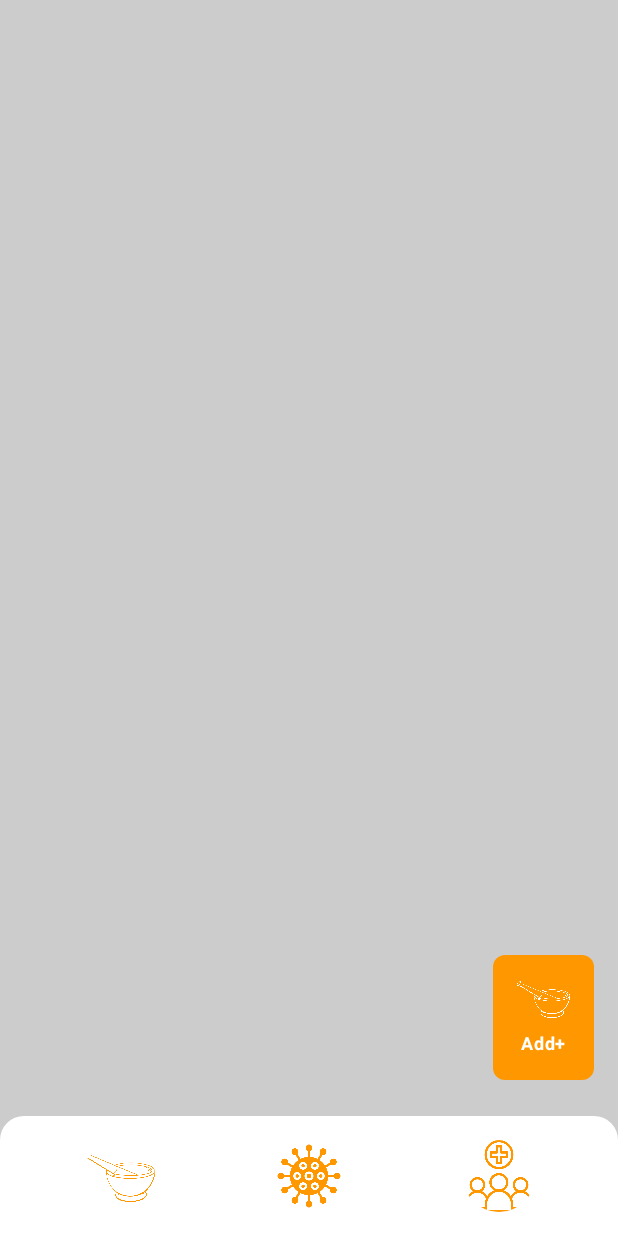
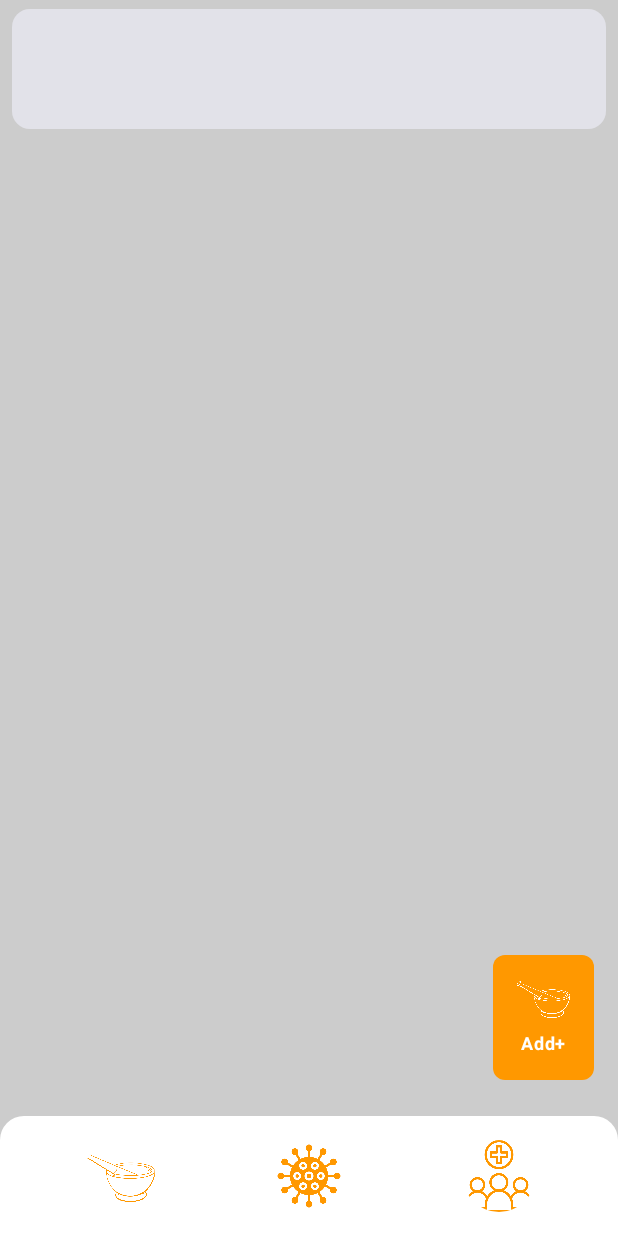
Before and after one commit to jaymaurya1256/Aushadhi, an Android app built with Jetpack Compose: the AddRecord screen opened through its navigation route, after a tap on "Save", on a phone screen of 412 x 824 dp. Run offline under Robolectric (Android 15) with nearby library versions, the phone set to English and light mode, and no system bars; our stand-ins replace Dagger/Hilt's generated code, Room's generated code.

Commit message:
Fetch data from room db and show it in Aushadhi Screen.

```diff
--- a/app/src/main/java/dev/vedics/aushadhi/AushadhiViewModel.kt
+++ /dev/null
@@ -1,6 +0,0 @@
-package dev.vedics.aushadhi
-
-import androidx.lifecycle.ViewModel
-
-class AushadhiViewModel : ViewModel() {
-}
--- a/app/src/main/java/dev/vedics/aushadhi/database/dao/AushadhiDao.kt
+++ b/app/src/main/java/dev/vedics/aushadhi/database/dao/AushadhiDao.kt
@@ -7,6 +7,7 @@ import androidx.room.OnConflictStrategy
 import androidx.room.Query
 import androidx.room.Update
 import dev.vedics.aushadhi.database.entity.Aushadhi
+import kotlinx.coroutines.flow.Flow
 
 @Dao
 interface AushadhiDao {
@@ -20,5 +21,5 @@ interface AushadhiDao {
     suspend fun update(aushadhi: Aushadhi)
 
     @Query("SELECT * FROM aushadhi")
-    suspend fun getAll(): List<Aushadhi>
+    fun getAll(): Flow<List<Aushadhi>>
 }
--- a/app/src/main/java/dev/vedics/aushadhi/ui/components/NavGraph.kt
+++ b/app/src/main/java/dev/vedics/aushadhi/ui/components/NavGraph.kt
@@ -1,12 +1,11 @@
 package dev.vedics.aushadhi.ui.components
 
-import AddRecord
 import androidx.compose.runtime.Composable
 import androidx.compose.ui.unit.dp
 import androidx.navigation.compose.NavHost
 import androidx.navigation.compose.composable
 import androidx.navigation.compose.rememberNavController
-import dev.vedics.aushadhi.database.entity.Aushadhi
+import dev.vedics.aushadhi.ui.screens.add.AddRecord
 import dev.vedics.aushadhi.ui.screens.aushadhi.AushadhiScreen
 import dev.vedics.aushadhi.ui.screens.disease.DiseaseScreen
 import dev.vedics.aushadhi.ui.screens.patient.PatientScreen
--- a/app/src/main/java/dev/vedics/aushadhi/ui/screens/add/AddRecordViewModel.kt
+++ b/app/src/main/java/dev/vedics/aushadhi/ui/screens/add/AddRecordViewModel.kt
@@ -7,12 +7,8 @@ import dev.vedics.aushadhi.database.entity.Aushadhi
 import javax.inject.Inject
 
 @HiltViewModel
-class AddRecordViewModel @Inject constructor(private val db: AushadhiDao): ViewModel() {
+class AddRecordViewModel @Inject constructor(private val aushadhiDao: AushadhiDao): ViewModel() {
     suspend fun saveRecords(aushadhiName: String, description: String) {
-        db.insert(Aushadhi(name = aushadhiName, description = description))
-    }
-
-    suspend fun getAll(): List<Aushadhi> {
-        return db.getAll()
+        aushadhiDao.insert(Aushadhi(name = aushadhiName, description = description))
     }
 }
--- a/app/src/main/java/dev/vedics/aushadhi/ui/screens/aushadhi/Aushadhi.kt
+++ b/app/src/main/java/dev/vedics/aushadhi/ui/screens/aushadhi/Aushadhi.kt
@@ -2,6 +2,7 @@ package dev.vedics.aushadhi.ui.screens.aushadhi
 
 import androidx.compose.foundation.background
 import androidx.compose.foundation.layout.Box
+import androidx.compose.foundation.layout.Column
 import androidx.compose.foundation.layout.PaddingValues
 import androidx.compose.foundation.layout.WindowInsets
 import androidx.compose.foundation.layout.fillMaxSize
@@ -15,6 +16,7 @@ import androidx.compose.material3.Card
 import androidx.compose.material3.MaterialTheme
 import androidx.compose.material3.Text
 import androidx.compose.runtime.Composable
+import androidx.compose.runtime.LaunchedEffect
 import androidx.compose.runtime.getValue
 import androidx.compose.runtime.mutableIntStateOf
 import androidx.compose.runtime.mutableStateOf
@@ -25,9 +27,13 @@ import androidx.compose.ui.Modifier
 import androidx.compose.ui.graphics.Color
 import androidx.compose.ui.layout.onGloballyPositioned
 import androidx.compose.ui.platform.LocalDensity
+import androidx.compose.ui.text.font.FontFamily
+import androidx.compose.ui.text.font.FontStyle
+import androidx.compose.ui.text.font.FontWeight
 import androidx.compose.ui.tooling.preview.Preview
 import androidx.compose.ui.unit.Dp
 import androidx.compose.ui.unit.dp
+import androidx.compose.ui.unit.sp
 import androidx.hilt.navigation.compose.hiltViewModel
 import androidx.navigation.NavController
 import androidx.navigation.compose.rememberNavController
@@ -43,11 +49,21 @@ private const val TAG = "Aushadhi"
 @Composable
 fun AushadhiScreen(
     navController: NavController,
-    viewModel: AddRecordViewModel = hiltViewModel()
+    viewModel: AushadhiViewModel = hiltViewModel()
 ) {
 
     var bottomNavHeight by remember { mutableIntStateOf(0) }
-    val items = 0
+    var items by remember { mutableIntStateOf(0) }
+    var aushadhiList by remember {
+        mutableStateOf(listOf(Aushadhi(0, "", "")))
+    }
+
+    LaunchedEffect(key1 = items) {
+        viewModel.listOfAushadhi.collect {
+            aushadhiList = it
+            items = it.size
+        }
+    }
     with(LocalDensity.current) {
         Box(
             modifier = Modifier.fillMaxSize()
@@ -62,7 +78,7 @@ fun AushadhiScreen(
                 )
             ) {
                 items(items) { item ->
-                    Item("")
+                    Item(aushadhiList[item].name, aushadhiList[item].description)
                 }
             }
 
@@ -86,19 +102,34 @@ fun AushadhiScreen(
 }
 
 @Composable
-private fun Item(title: String) {
+private fun Item(title: String, description: String) {
     Card(
         modifier = Modifier
-            .padding(8.dp)
+            .padding(top = 6.dp, start = 8.dp, end = 8.dp)
             .fillMaxWidth()
     ) {
-        Box(
+        Column(
             modifier = Modifier
                 .fillMaxSize()
                 .padding(16.dp),
-            contentAlignment = Alignment.CenterStart
+            horizontalAlignment = Alignment.Start
         ) {
-            Text(text = title, style = MaterialTheme.typography.bodyMedium)
+            Text(
+                text = title,
+                style = MaterialTheme.typography.bodyMedium,
+                fontStyle = FontStyle.Normal,
+                fontWeight = FontWeight.Bold,
+                fontFamily = FontFamily.Serif
+            )
+            Text(
+                modifier = Modifier.padding(4.dp),
+                text = description,
+                style = MaterialTheme.typography.bodyMedium,
+                fontWeight = FontWeight.Bold,
+                fontSize = 18.sp,
+                fontStyle = FontStyle.Italic,
+                fontFamily = FontFamily.Cursive
+            )
         }
     }
 }
--- /dev/null
+++ b/app/src/main/java/dev/vedics/aushadhi/ui/screens/aushadhi/AushadhiViewModel.kt
@@ -0,0 +1,13 @@
+package dev.vedics.aushadhi.ui.screens.aushadhi
+
+import androidx.lifecycle.ViewModel
+import dagger.hilt.android.lifecycle.HiltViewModel
+import dev.vedics.aushadhi.database.dao.AushadhiDao
+import dev.vedics.aushadhi.database.entity.Aushadhi
+import kotlinx.coroutines.flow.Flow
+import javax.inject.Inject
+
+@HiltViewModel
+class AushadhiViewModel @Inject constructor(private val aushadhiDao: AushadhiDao) : ViewModel() {
+    val listOfAushadhi = aushadhiDao.getAll()
+}
```
Also changed, not shown: app/src/main/java/dev/vedics/aushadhi/ui/screens/add/AddRecord.kt (+2 -5 lines).
